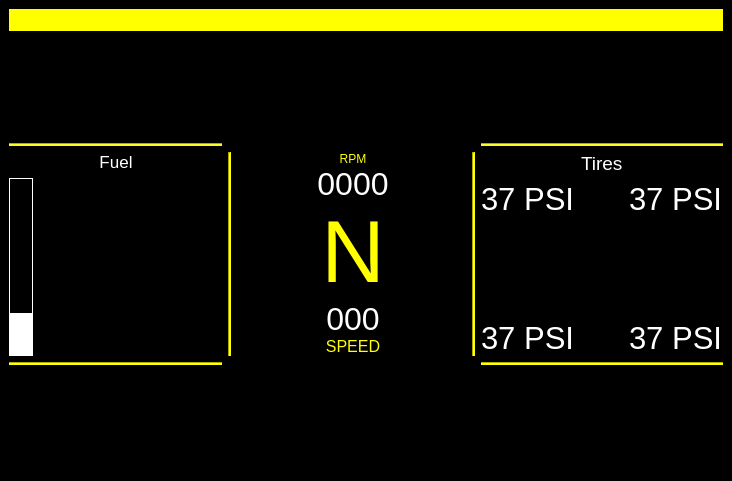
The window that dashboard.ui (ArmenG888/DashBoard) describes before a commit, drawn with Qt 5.
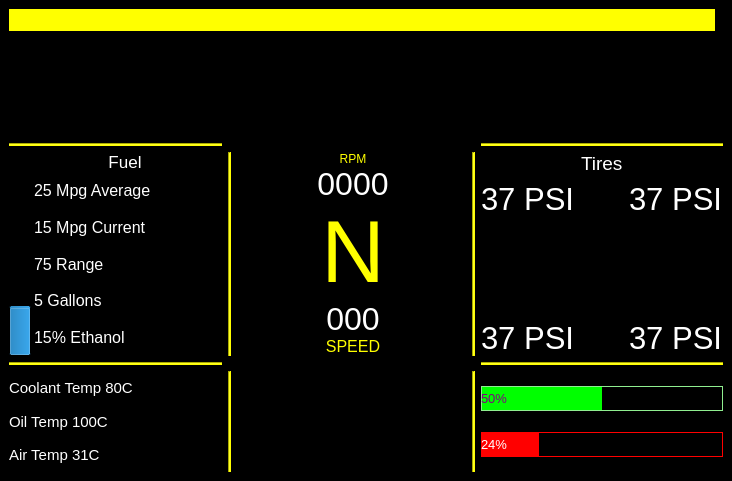
The same window after the commit.

Commit message: design update. full screen

```diff
--- a/dashboard.ui
+++ b/dashboard.ui
@@ -21,86 +21,70 @@
    <layout class="QGridLayout" name="gridLayout_2">
     <item row="1" column="0">
      <layout class="QGridLayout" name="gridLayout">
-      <item row="3" column="4">
-       <widget class="Line" name="line_7">
-        <property name="orientation">
-         <enum>Qt::Horizontal</enum>
-        </property>
-       </widget>
-      </item>
-      <item row="1" column="0">
-       <widget class="QTextEdit" name="textEdit_2"/>
-      </item>
-      <item row="1" column="6">
-       <widget class="QTextEdit" name="textEdit"/>
-      </item>
-      <item row="2" column="0">
-       <widget class="Line" name="line_4">
-        <property name="styleSheet">
-         <string notr="true">background-color:yellow;</string>
-        </property>
-        <property name="orientation">
-         <enum>Qt::Horizontal</enum>
-        </property>
-       </widget>
-      </item>
       <item row="5" column="6">
-       <widget class="QTextEdit" name="textEdit_3"/>
+       <layout class="QVBoxLayout" name="verticalLayout_3">
+        <item>
+         <widget class="QProgressBar" name="progressBar_3">
+          <property name="font">
+           <font>
+            <family>Segoe UI</family>
+            <pointsize>10</pointsize>
+           </font>
+          </property>
+          <property name="styleSheet">
+           <string notr="true">QProgressBar {
+	 border:1px solid lightgreen;
+     color:purple;
+ }
+
+ QProgressBar::chunk {
+     background-color: #00FF00;
+ }</string>
+          </property>
+          <property name="value">
+           <number>50</number>
+          </property>
+          <property name="alignment">
+           <set>Qt::AlignLeading|Qt::AlignLeft|Qt::AlignVCenter</set>
+          </property>
+         </widget>
+        </item>
+        <item>
+         <widget class="QProgressBar" name="progressBar_4">
+          <property name="font">
+           <font>
+            <family>Segoe UI</family>
+            <pointsize>10</pointsize>
+           </font>
+          </property>
+          <property name="styleSheet">
+           <string notr="true">QProgressBar {
+	 border:1px solid red;
+     color:white;
+ }
+
+ QProgressBar::chunk {
+     background-color: red;
+ }
+</string>
+          </property>
+          <property name="value">
+           <number>24</number>
+          </property>
+          <property name="alignment">
+           <set>Qt::AlignLeading|Qt::AlignLeft|Qt::AlignVCenter</set>
+          </property>
+         </widget>
+        </item>
+       </layout>
       </item>
-      <item row="5" column="3">
-       <widget class="QPlainTextEdit" name="plainTextEdit">
+      <item row="1" column="1">
+       <widget class="Line" name="line_5">
         <property name="styleSheet">
-         <string notr="true">color:yellow; align-text:center;</string>
+         <string notr="true">c</string>
         </property>
-        <property name="plainText">
-         <string/>
-        </property>
-       </widget>
-      </item>
-      <item row="1" column="3">
-       <spacer name="verticalSpacer">
         <property name="orientation">
          <enum>Qt::Vertical</enum>
-        </property>
-        <property name="sizeHint" stdset="0">
-         <size>
-          <width>20</width>
-          <height>40</height>
-         </size>
-        </property>
-       </spacer>
-      </item>
-      <item row="3" column="1">
-       <widget class="Line" name="line_9">
-        <property name="styleSheet">
-         <string notr="true">background:yellow;</string>
-        </property>
-        <property name="orientation">
-         <enum>Qt::Vertical</enum>
-        </property>
-       </widget>
-      </item>
-      <item row="1" column="5">
-       <widget class="Line" name="line_10">
-        <property name="orientation">
-         <enum>Qt::Vertical</enum>
-        </property>
-       </widget>
-      </item>
-      <item row="1" column="2">
-       <widget class="Line" name="line_12">
-        <property name="orientation">
-         <enum>Qt::Vertical</enum>
-        </property>
-       </widget>
-      </item>
-      <item row="2" column="3">
-       <widget class="Line" name="line_13">
-        <property name="styleSheet">
-         <string notr="true">b</string>
-        </property>
-        <property name="orientation">
-         <enum>Qt::Horizontal</enum>
         </property>
        </widget>
       </item>
@@ -114,25 +98,229 @@
         </property>
        </widget>
       </item>
+      <item row="3" column="4">
+       <widget class="Line" name="line_7">
+        <property name="orientation">
+         <enum>Qt::Horizontal</enum>
+        </property>
+       </widget>
+      </item>
+      <item row="5" column="1">
+       <widget class="Line" name="line_15">
+        <property name="styleSheet">
+         <string notr="true">background:yellow</string>
+        </property>
+        <property name="orientation">
+         <enum>Qt::Vertical</enum>
+        </property>
+       </widget>
+      </item>
       <item row="5" column="0">
-       <widget class="QTextEdit" name="textEdit_5"/>
-      </item>
-      <item row="2" column="6">
-       <widget class="Line" name="line_3">
-        <property name="styleSheet">
-         <string notr="true">background-color:yellow;</string>
+       <layout class="QVBoxLayout" name="verticalLayout_4">
+        <property name="spacing">
+         <number>0</number>
         </property>
-        <property name="orientation">
-         <enum>Qt::Horizontal</enum>
-        </property>
-       </widget>
+        <item>
+         <widget class="QLabel" name="label_9">
+          <property name="font">
+           <font>
+            <family>Segoe UI</family>
+            <pointsize>11</pointsize>
+           </font>
+          </property>
+          <property name="styleSheet">
+           <string notr="true">color:white;</string>
+          </property>
+          <property name="text">
+           <string>Coolant Temp 80C</string>
+          </property>
+         </widget>
+        </item>
+        <item>
+         <widget class="QLabel" name="label_10">
+          <property name="font">
+           <font>
+            <family>Segoe UI</family>
+            <pointsize>11</pointsize>
+           </font>
+          </property>
+          <property name="styleSheet">
+           <string notr="true">color:white;</string>
+          </property>
+          <property name="text">
+           <string>Oil Temp 100C</string>
+          </property>
+         </widget>
+        </item>
+        <item>
+         <widget class="QLabel" name="label_11">
+          <property name="font">
+           <font>
+            <family>Segoe UI</family>
+            <pointsize>11</pointsize>
+           </font>
+          </property>
+          <property name="styleSheet">
+           <string notr="true">color:white;</string>
+          </property>
+          <property name="text">
+           <string>Air Temp 31C</string>
+          </property>
+         </widget>
+        </item>
+       </layout>
       </item>
-      <item row="1" column="4">
-       <widget class="Line" name="line_6">
-        <property name="orientation">
-         <enum>Qt::Horizontal</enum>
+      <item row="1" column="0">
+       <widget class="QTextEdit" name="textEdit_2"/>
+      </item>
+      <item row="3" column="0">
+       <layout class="QGridLayout" name="gridLayout_4" rowminimumheight="0,0" columnminimumwidth="0,0,0,0,0">
+        <property name="horizontalSpacing">
+         <number>3</number>
         </property>
-       </widget>
+        <property name="verticalSpacing">
+         <number>0</number>
+        </property>
+        <item row="1" column="1">
+         <widget class="QProgressBar" name="progressBar">
+          <property name="styleSheet">
+           <string notr="true">QProgressBar {
+	 border:1px solid white;
+
+ }
+
+ QProgressBar::chunk {
+     background-color: white;
+ } color:white;</string>
+          </property>
+          <property name="value">
+           <number>25</number>
+          </property>
+          <property name="alignment">
+           <set>Qt::AlignBottom|Qt::AlignHCenter</set>
+          </property>
+          <property name="textVisible">
+           <bool>true</bool>
+          </property>
+          <property name="orientation">
+           <enum>Qt::Vertical</enum>
+          </property>
+         </widget>
+        </item>
+        <item row="0" column="2">
+         <widget class="QLabel" name="label_8">
+          <property name="font">
+           <font>
+            <family>Segoe UI</family>
+            <pointsize>13</pointsize>
+           </font>
+          </property>
+          <property name="styleSheet">
+           <string notr="true">color:white; </string>
+          </property>
+          <property name="text">
+           <string>Fuel</string>
+          </property>
+          <property name="alignment">
+           <set>Qt::AlignCenter</set>
+          </property>
+         </widget>
+        </item>
+        <item row="1" column="4">
+         <widget class="Line" name="line_8">
+          <property name="orientation">
+           <enum>Qt::Vertical</enum>
+          </property>
+         </widget>
+        </item>
+        <item row="1" column="2">
+         <layout class="QVBoxLayout" name="verticalLayout_2">
+          <property name="spacing">
+           <number>0</number>
+          </property>
+          <item>
+           <widget class="QLabel" name="average_mpg">
+            <property name="font">
+             <font>
+              <family>Segoe UI</family>
+              <pointsize>12</pointsize>
+             </font>
+            </property>
+            <property name="styleSheet">
+             <string notr="true">color:white;</string>
+            </property>
+            <property name="text">
+             <string>25 Mpg Average</string>
+            </property>
+           </widget>
+          </item>
+          <item>
+           <widget class="QLabel" name="current_mpg">
+            <property name="font">
+             <font>
+              <family>Segoe UI</family>
+              <pointsize>12</pointsize>
+             </font>
+            </property>
+            <property name="styleSheet">
+             <string notr="true">color:white;</string>
+            </property>
+            <property name="text">
+             <string>15 Mpg Current</string>
+            </property>
+           </widget>
+          </item>
+          <item>
+           <widget class="QLabel" name="range">
+            <property name="font">
+             <font>
+              <family>Segoe UI</family>
+              <pointsize>12</pointsize>
+             </font>
+            </property>
+            <property name="styleSheet">
+             <string notr="true">color:white;</string>
+            </property>
+            <property name="text">
+             <string>75 Range</string>
+            </property>
+           </widget>
+          </item>
+          <item>
+           <widget class="QLabel" name="gallons">
+            <property name="font">
+             <font>
+              <family>Segoe UI</family>
+              <pointsize>12</pointsize>
+             </font>
+            </property>
+            <property name="styleSheet">
+             <string notr="true">color:white;</string>
+            </property>
+            <property name="text">
+             <string>5 Gallons</string>
+            </property>
+           </widget>
+          </item>
+          <item>
+           <widget class="QLabel" name="ethanol">
+            <property name="font">
+             <font>
+              <family>Segoe UI</family>
+              <pointsize>12</pointsize>
+             </font>
+            </property>
+            <property name="styleSheet">
+             <string notr="true">color:white;</string>
+            </property>
+            <property name="text">
+             <string>15% Ethanol</string>
+            </property>
+           </widget>
+          </item>
+         </layout>
+        </item>
+       </layout>
       </item>
       <item row="3" column="3">
        <layout class="QVBoxLayout" name="verticalLayout">
@@ -232,87 +420,85 @@
         </item>
        </layout>
       </item>
-      <item row="3" column="0">
-       <layout class="QGridLayout" name="gridLayout_4">
-        <item row="1" column="0">
-         <widget class="QProgressBar" name="progressBar">
-          <property name="styleSheet">
-           <string notr="true">QProgressBar {
-	 border:1px solid white;
-
- }
-
- QProgressBar::chunk {
-     background-color: white;
- }</string>
-          </property>
-          <property name="value">
-           <number>24</number>
-          </property>
-          <property name="textVisible">
-           <bool>false</bool>
-          </property>
-          <property name="orientation">
-           <enum>Qt::Vertical</enum>
-          </property>
-         </widget>
-        </item>
-        <item row="1" column="2">
-         <spacer name="verticalSpacer_3">
-          <property name="orientation">
-           <enum>Qt::Vertical</enum>
-          </property>
-          <property name="sizeHint" stdset="0">
-           <size>
-            <width>20</width>
-            <height>40</height>
-           </size>
-          </property>
-         </spacer>
-        </item>
-        <item row="0" column="1">
-         <widget class="QLabel" name="label_8">
-          <property name="font">
-           <font>
-            <family>Segoe UI</family>
-            <pointsize>13</pointsize>
-           </font>
-          </property>
-          <property name="styleSheet">
-           <string notr="true">color:white; </string>
-          </property>
-          <property name="text">
-           <string>Fuel</string>
-          </property>
-          <property name="alignment">
-           <set>Qt::AlignCenter</set>
-          </property>
-         </widget>
-        </item>
-        <item row="1" column="1">
-         <spacer name="horizontalSpacer">
-          <property name="orientation">
-           <enum>Qt::Horizontal</enum>
-          </property>
-          <property name="sizeHint" stdset="0">
-           <size>
-            <width>40</width>
-            <height>20</height>
-           </size>
-          </property>
-         </spacer>
-        </item>
-        <item row="1" column="3">
-         <widget class="Line" name="line_8">
-          <property name="orientation">
-           <enum>Qt::Vertical</enum>
-          </property>
-         </widget>
-        </item>
-       </layout>
+      <item row="5" column="5">
+       <widget class="Line" name="line_14">
+        <property name="styleSheet">
+         <string notr="true">background:yellow</string>
+        </property>
+        <property name="orientation">
+         <enum>Qt::Vertical</enum>
+        </property>
+       </widget>
       </item>
-      <item row="4" column="0">
-       <widget class="Line" name="line_2">
+      <item row="1" column="4">
+       <widget class="Line" name="line_6">
+        <property name="orientation">
+         <enum>Qt::Horizontal</enum>
+        </property>
+       </widget>
+      </item>
+      <item row="1" column="3">
+       <spacer name="verticalSpacer">
+        <property name="orientation">
+         <enum>Qt::Vertical</enum>
+        </property>
+        <property name="sizeHint" stdset="0">
+         <size>
+          <width>20</width>
+          <height>40</height>
+         </size>
+        </property>
+       </spacer>
+      </item>
+      <item row="3" column="1">
+       <widget class="Line" name="line_9">
+        <property name="styleSheet">
+         <string notr="true">background:yellow;</string>
+        </property>
+        <property name="orientation">
+         <enum>Qt::Vertical</enum>
+        </property>
+       </widget>
+      </item>
+      <item row="1" column="5">
+       <widget class="Line" name="line_10">
+        <property name="orientation">
+         <enum>Qt::Vertical</enum>
+        </property>
+       </widget>
+      </item>
+      <item row="2" column="0">
+       <widget class="Line" name="line_4">
+        <property name="styleSheet">
+         <string notr="true">background-color:yellow;</string>
+        </property>
+        <property name="orientation">
+         <enum>Qt::Horizontal</enum>
+        </property>
+       </widget>
+      </item>
+      <item row="3" column="5">
+       <widget class="Line" name="line_11">
+        <property name="styleSheet">
+         <string notr="true">background:yellow;</string>
+        </property>
+        <property name="orientation">
+         <enum>Qt::Vertical</enum>
+        </property>
+       </widget>
+      </item>
+      <item row="1" column="2">
+       <widget class="Line" name="line_12">
+        <property name="orientation">
+         <enum>Qt::Vertical</enum>
+        </property>
+       </widget>
+      </item>
+      <item row="1" column="6">
+       <widget class="QTextEdit" name="textEdit"/>
+      </item>
+      <item row="2" column="6">
+       <widget class="Line" name="line_3">
         <property name="styleSheet">
          <string notr="true">background-color:yellow;</string>
         </property>
@@ -431,23 +617,33 @@
         </item>
        </layout>
       </item>
-      <item row="3" column="5">
-       <widget class="Line" name="line_11">
+      <item row="4" column="0">
+       <widget class="Line" name="line_2">
         <property name="styleSheet">
-         <string notr="true">background:yellow;</string>
+         <string notr="true">background-color:yellow;</string>
         </property>
         <property name="orientation">
-         <enum>Qt::Vertical</enum>
+         <enum>Qt::Horizontal</enum>
         </property>
        </widget>
       </item>
-      <item row="1" column="1">
-       <widget class="Line" name="line_5">
+      <item row="2" column="3">
+       <widget class="Line" name="line_13">
         <property name="styleSheet">
-         <string notr="true">c</string>
+         <string notr="true">b</string>
         </property>
         <property name="orientation">
-         <enum>Qt::Vertical</enum>
+         <enum>Qt::Horizontal</enum>
+        </property>
+       </widget>
+      </item>
+      <item row="5" column="3">
+       <widget class="QPlainTextEdit" name="plainTextEdit">
+        <property name="styleSheet">
+         <string notr="true">color:yellow; align-text:center;</string>
+        </property>
+        <property name="plainText">
+         <string/>
         </property>
        </widget>
       </item>
@@ -466,11 +662,17 @@
  }</string>
       </property>
       <property name="value">
-       <number>100</number>
+       <number>99</number>
+      </property>
+      <property name="alignment">
+       <set>Qt::AlignLeading|Qt::AlignLeft|Qt::AlignVCenter</set>
       </property>
       <property name="textVisible">
        <bool>false</bool>
       </property>
+      <property name="format">
+       <string>%pk rpm</string>
+      </property>
      </widget>
     </item>
    </layout>
```
The commit also changes 3 other files.
